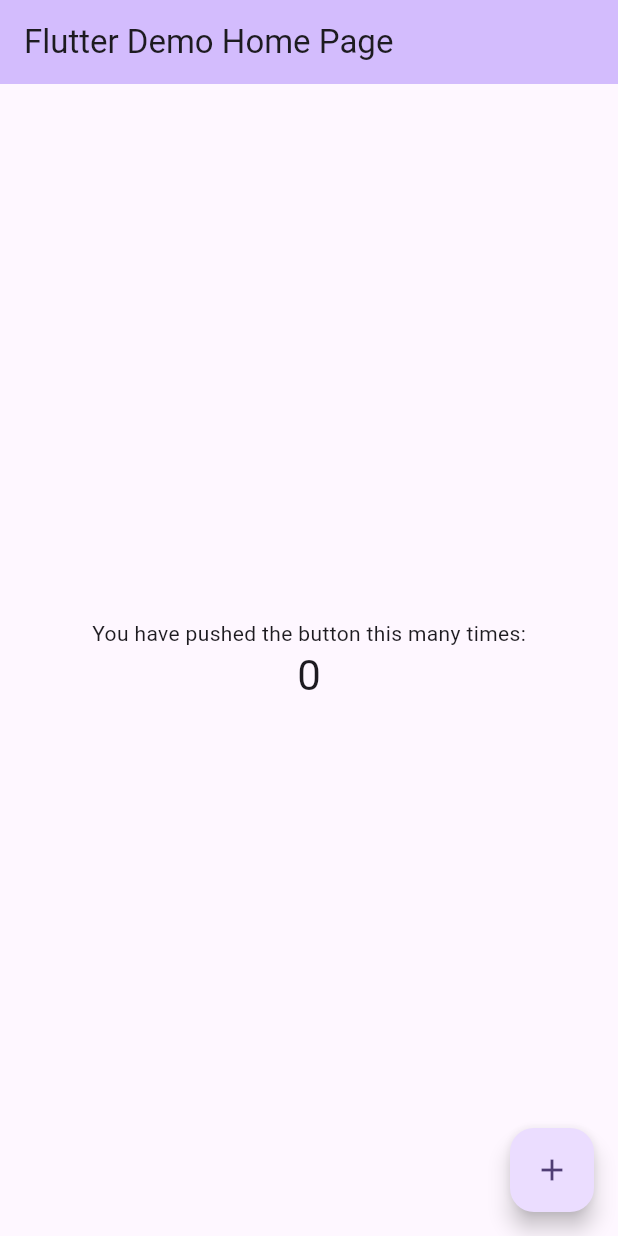
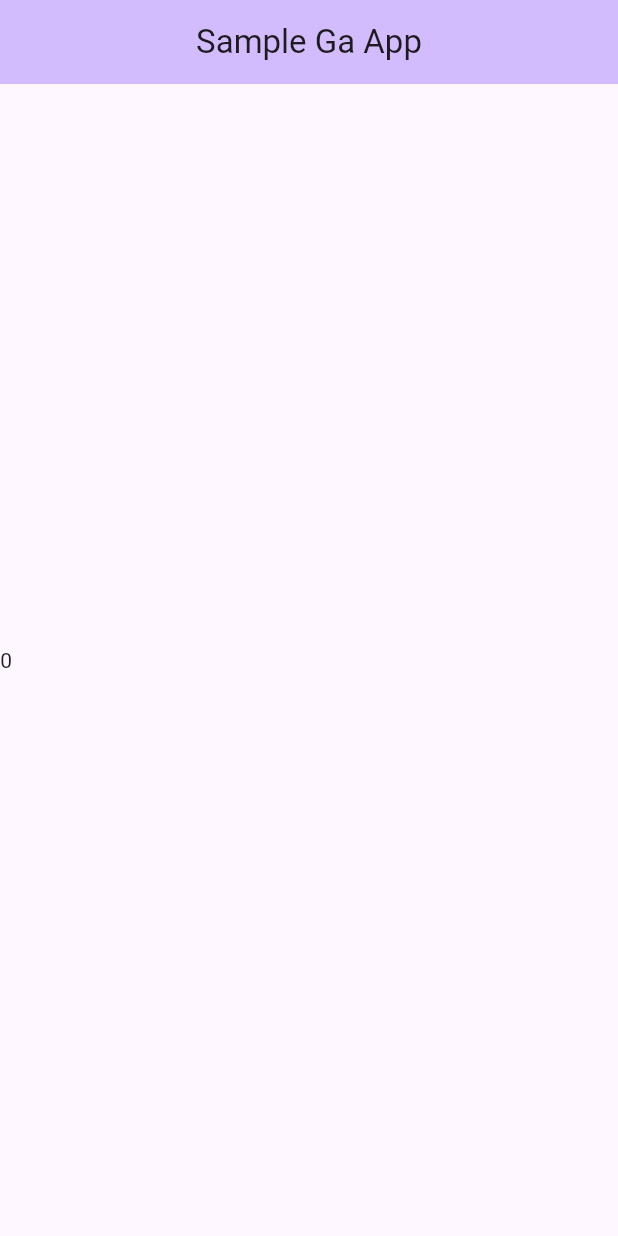
Before and after one commit to PersonalInfoHidden/FlutterGaApp, a Flutter app: the screen it shows after launch, on a phone screen of 412 x 824 dp. Run offline on Flutter 3.47's test engine with Material 3 defaults, Android fonts, the phone set to English and light mode, and no system bars.

Commit message:
Improved File Orginisation

```diff
--- a/lib/main.dart
+++ b/lib/main.dart
@@ -1,125 +1,6 @@
 import 'package:flutter/material.dart';
+import 'package:hp_ga/src/MyApp.dart';
 
 void main() {
   runApp(const MyApp());
 }
-
-class MyApp extends StatelessWidget {
-  const MyApp({super.key});
-
-  // This widget is the root of your application.
-  @override
-  Widget build(BuildContext context) {
-    return MaterialApp(
-      title: 'Flutter Demo',
-      theme: ThemeData(
-        // This is the theme of your application.
-        //
-        // TRY THIS: Try running your application with "flutter run". You'll see
-        // the application has a purple toolbar. Then, without quitting the app,
-        // try changing the seedColor in the colorScheme below to Colors.green
-        // and then invoke "hot reload" (save your changes or press the "hot
-        // reload" button in a Flutter-supported IDE, or press "r" if you used
-        // the command line to start the app).
-        //
-        // Notice that the counter didn't reset back to zero; the application
-        // state is not lost during the reload. To reset the state, use hot
-        // restart instead.
-        //
-        // This works for code too, not just values: Most code changes can be
-        // tested with just a hot reload.
-        colorScheme: ColorScheme.fromSeed(seedColor: Colors.deepPurple),
-        useMaterial3: true,
-      ),
-      home: const MyHomePage(title: 'Flutter Demo Home Page'),
-    );
-  }
-}
-
-class MyHomePage extends StatefulWidget {
-  const MyHomePage({super.key, required this.title});
-
-  // This widget is the home page of your application. It is stateful, meaning
-  // that it has a State object (defined below) that contains fields that affect
-  // how it looks.
-
-  // This class is the configuration for the state. It holds the values (in this
-  // case the title) provided by the parent (in this case the App widget) and
-  // used by the build method of the State. Fields in a Widget subclass are
-  // always marked "final".
-
-  final String title;
-
-  @override
-  State<MyHomePage> createState() => _MyHomePageState();
-}
-
-class _MyHomePageState extends State<MyHomePage> {
-  int _counter = 0;
-
-  void _incrementCounter() {
-    setState(() {
-      // This call to setState tells the Flutter framework that something has
-      // changed in this State, which causes it to rerun the build method below
-      // so that the display can reflect the updated values. If we changed
-      // _counter without calling setState(), then the build method would not be
-      // called again, and so nothing would appear to happen.
-      _counter++;
-    });
-  }
-
-  @override
-  Widget build(BuildContext context) {
-    // This method is rerun every time setState is called, for instance as done
-    // by the _incrementCounter method above.
-    //
-    // The Flutter framework has been optimized to make rerunning build methods
-    // fast, so that you can just rebuild anything that needs updating rather
-    // than having to individually change instances of widgets.
-    return Scaffold(
-      appBar: AppBar(
-        // TRY THIS: Try changing the color here to a specific color (to
-        // Colors.amber, perhaps?) and trigger a hot reload to see the AppBar
-        // change color while the other colors stay the same.
-        backgroundColor: Theme.of(context).colorScheme.inversePrimary,
-        // Here we take the value from the MyHomePage object that was created by
-        // the App.build method, and use it to set our appbar title.
-        title: Text(widget.title),
-      ),
-      body: Center(
-        // Center is a layout widget. It takes a single child and positions it
-        // in the middle of the parent.
-        child: Column(
-          // Column is also a layout widget. It takes a list of children and
-          // arranges them vertically. By default, it sizes itself to fit its
-          // children horizontally, and tries to be as tall as its parent.
-          //
-          // Column has various properties to control how it sizes itself and
-          // how it positions its children. Here we use mainAxisAlignment to
-          // center the children vertically; the main axis here is the vertical
-          // axis because Columns are vertical (the cross axis would be
-          // horizontal).
-          //
-          // TRY THIS: Invoke "debug painting" (choose the "Toggle Debug Paint"
-          // action in the IDE, or press "p" in the console), to see the
-          // wireframe for each widget.
-          mainAxisAlignment: MainAxisAlignment.center,
-          children: <Widget>[
-            const Text(
-              'You have pushed the button this many times:',
-            ),
-            Text(
-              '$_counter',
-              style: Theme.of(context).textTheme.headlineMedium,
-            ),
-          ],
-        ),
-      ),
-      floatingActionButton: FloatingActionButton(
-        onPressed: _incrementCounter,
-        tooltip: 'Increment',
-        child: const Icon(Icons.add),
-      ), // This trailing comma makes auto-formatting nicer for build methods.
-    );
-  }
-}
--- /dev/null
+++ b/lib/src/MyApp.dart
@@ -0,0 +1,97 @@
+import 'package:flutter/material.dart';
+
+class MyApp extends StatelessWidget {
+  const MyApp({super.key});
+
+  // This widget is the root of your application.
+  @override
+  Widget build(BuildContext context) {
+    return MaterialApp(
+      title: 'Flutter Demo',
+      theme: ThemeData(
+        // This is the theme of your application.
+        //
+        // TRY THIS: Try running your application with "flutter run". You'll see
+        // the application has a purple toolbar. Then, without quitting the app,
+        // try changing the seedColor in the colorScheme below to Colors.green
+        // and then invoke "hot reload" (save your changes or press the "hot
+        // reload" button in a Flutter-supported IDE, or press "r" if you used
+        // the command line to start the app).
+        //
+        // Notice that the counter didn't reset back to zero; the application
+        // state is not lost during the reload. To reset the state, use hot
+        // restart instead.
+        //
+        // This works for code too, not just values: Most code changes can be
+        // tested with just a hot reload.
+        colorScheme: ColorScheme.fromSeed(seedColor: Colors.deepPurple),
+        useMaterial3: true,
+      ),
+      home: const MyHomePage(title: 'Sample Ga App'),
+    );
+  }
+}
+
+class MyHomePage extends StatefulWidget {
+  const MyHomePage({super.key, required this.title});
+
+  // This widget is the home page of your application. It is stateful, meaning
+  // that it has a State object (defined below) that contains fields that affect
+  // how it looks.
+
+  // This class is the configuration for the state. It holds the values (in this
+  // case the title) provided by the parent (in this case the App widget) and
+  // used by the build method of the State. Fields in a Widget subclass are
+  // always marked "final".
+
+  final String title;
+
+  @override
+  State<MyHomePage> createState() => _MyHomePageState();
+}
+
+class _MyHomePageState extends State<MyHomePage> {
+  int _counter = 0;
+
+  void _incrementCounter() {
+    setState(() {
+      // This call to setState tells the Flutter framework that something has
+      // changed in this State, which causes it to rerun the build method below
+      // so that the display can reflect the updated values. If we changed
+      // _counter without calling setState(), then the build method would not be
+      // called again, and so nothing would appear to happen.
+      _counter++;
+    });
+  }
+
+  @override
+  Widget build(BuildContext context) {
+    // This method is rerun every time setState is called, for instance as done
+    // by the _incrementCounter method above.
+    //
+    // The Flutter framework has been optimized to make rerunning build methods
+    // fast, so that you can just rebuild anything that needs updating rather
+    // than having to individually change instances of widgets.
+    return Scaffold(
+      appBar: AppBar(
+        // TRY THIS: Try changing the color here to a specific color (to
+        // Colors.amber, perhaps?) and trigger a hot reload to see the AppBar
+        // change color while the other colors stay the same.
+        backgroundColor: Theme.of(context).colorScheme.inversePrimary,
+        centerTitle: true,
+        // Here we take the value from the MyHomePage object that was created by
+        // the App.build method, and use it to set our appbar title.
+        title: Text(
+          widget.title,
+        ),
+      ),
+      body: Center(
+        child: Row(
+          children: List.generate(1, (index) {
+            return Text(index.toString());
+          }),
+        ),
+      ), // This trailing comma makes auto-formatting nicer for build methods.
+    );
+  }
+}
```
